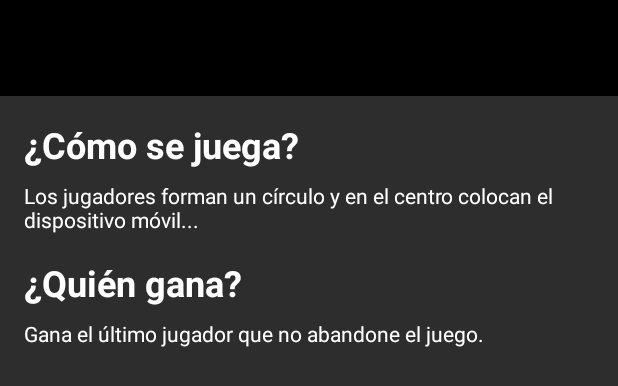
After one commit to brigittechavez/PPB, an Android app: the layout activity_instrucciones.xml on its own in the app's theme, with its tools: preview values and no code run, on a phone screen of 412 x 824 dp. The commit adds this screen. Shown: the top 386 px of the screen. Run offline under Robolectric (Android 15) with nearby library versions, the phone set to English and light mode, and no system bars.

Commit message:
redireccion a instrucciones

```diff
--- a/app/src/main/AndroidManifest.xml
+++ b/app/src/main/AndroidManifest.xml
@@ -30,6 +30,10 @@
             android:name=".ui.retos.RetosActivity"
             android:theme="@style/Theme.AppCompat.NoActionBar" />
 
+<!--        <activity-->
+<!--            android:name=".InstruccionesActivity"-->
+<!--            android:theme="@style/Theme.AppCompat.NoActionBar" />-->
+
     </application>
 
 </manifest>
--- /dev/null
+++ b/app/src/main/java/com/example/equipotres/InstruccionesActivity.kt
@@ -0,0 +1,4 @@
+package com.example.equipotres
+
+class InstruccionesActivity {
+}
--- /dev/null
+++ b/app/src/main/res/layout/activity_instrucciones.xml
@@ -0,0 +1,62 @@
+<?xml version="1.0" encoding="utf-8"?>
+<RelativeLayout xmlns:android="http://schemas.android.com/apk/res/android"
+    android:layout_width="match_parent"
+    android:layout_height="match_parent"
+    android:background="#2D2D2D">
+
+    <androidx.appcompat.widget.Toolbar
+        android:id="@+id/toolbar"
+        android:layout_width="match_parent"
+        android:layout_height="?attr/actionBarSize"
+        android:background="#000000"
+        android:theme="@style/Theme.AppCompat.NoActionBar"/>
+
+    <TextView
+        android:id="@+id/text_title_1"
+        android:layout_width="wrap_content"
+        android:layout_height="wrap_content"
+        android:text="¿Cómo se juega?"
+        android:textColor="#FFFFFF"
+        android:textSize="24sp"
+        android:textStyle="bold"
+        android:layout_below="@id/toolbar"
+        android:layout_marginTop="16dp"
+        android:layout_marginStart="16dp" />
+
+    <TextView
+        android:id="@+id/text_description_1"
+        android:layout_width="wrap_content"
+        android:layout_height="wrap_content"
+        android:text="Los jugadores forman un círculo y en el centro colocan el dispositivo móvil..."
+        android:textColor="#FFFFFF"
+        android:layout_below="@id/text_title_1"
+        android:layout_marginStart="16dp"
+        android:layout_marginEnd="16dp"
+        android:layout_marginTop="8dp" />
+
+    <TextView
+        android:id="@+id/text_title_2"
+        android:layout_width="wrap_content"
+        android:layout_height="wrap_content"
+        android:text="¿Quién gana?"
+        android:textColor="#FFFFFF"
+        android:textSize="24sp"
+        android:textStyle="bold"
+        android:layout_below="@id/text_description_1"
+        android:layout_marginTop="16dp"
+        android:layout_marginStart="16dp" />
+
+    <TextView
+        android:id="@+id/text_description_2"
+        android:layout_width="wrap_content"
+        android:layout_height="wrap_content"
+        android:text="Gana el último jugador que no abandone el juego."
+        android:textColor="#FFFFFF"
+        android:layout_below="@id/text_title_2"
+        android:layout_marginStart="16dp"
+        android:layout_marginEnd="16dp"
+        android:layout_marginTop="8dp" />
+
+    <!-- Aquí puedes añadir tu animación, por ejemplo, un ImageView con la animación que desees -->
+
+</RelativeLayout>
```
Also changed, not shown: app/src/main/java/com/example/equipotres/MainActivity.kt (+8 -0 lines).
